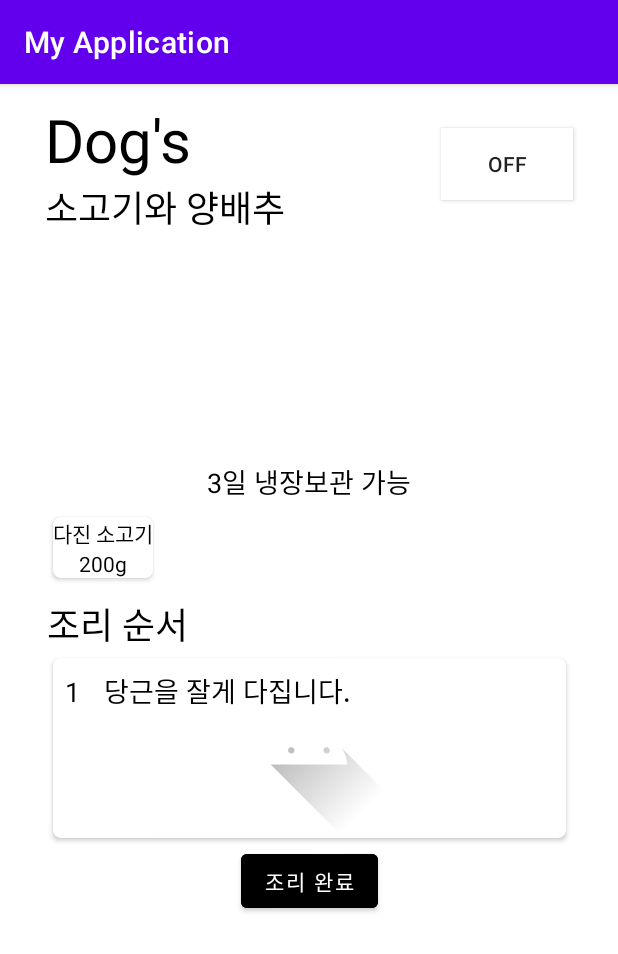
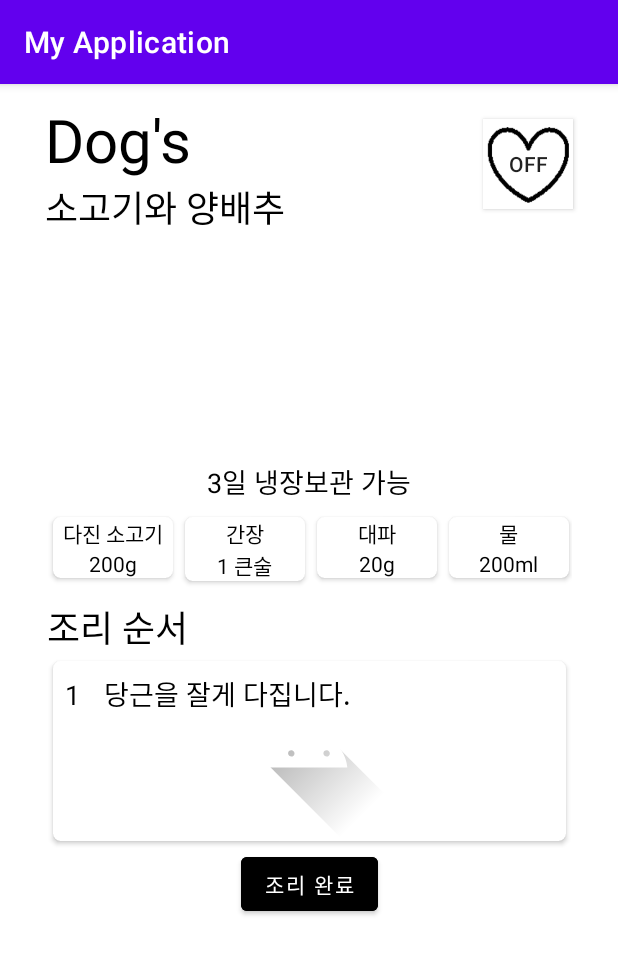
Before and after one commit to Learn-the-World-ewha/Cookforpet, an Android app: the DogsRecipeActivity screen opened directly, with no data from a screen before it, on a phone screen of 412 x 824 dp. Shown: the top 954 px of the screen. Run offline under Robolectric (Android 15) with nearby library versions, the phone set to English and light mode, and no system bars.

Commit message:
8th commit

```diff
--- a/app/build.gradle
+++ b/app/build.gradle
@@ -43,5 +43,8 @@ dependencies {
     androidTestImplementation 'androidx.test.ext:junit:1.1.3'
     androidTestImplementation 'androidx.test.espresso:espresso-core:3.4.0'
 
+    implementation 'com.github.bumptech.glide:glide:4.12.0'
+    annotationProcessor 'com.github.bumptech.glide:compiler:4.12.0'
+
     api 'com.readystatesoftware.sqliteasset:sqliteassethelper:+'
 }
--- a/app/src/main/java/com/example/myapplication/DogsRecipeActivity.java
+++ b/app/src/main/java/com/example/myapplication/DogsRecipeActivity.java
@@ -1,11 +1,14 @@
 package com.example.myapplication;
 
 import androidx.appcompat.app.AppCompatActivity;
+import androidx.recyclerview.widget.LinearLayoutManager;
+import androidx.recyclerview.widget.RecyclerView;
 
 import android.database.Cursor;
 import android.database.sqlite.SQLiteDatabase;
 import android.os.Bundle;
 import android.view.View;
+import android.widget.LinearLayout;
 import android.widget.Toast;
 
 public class DogsRecipeActivity extends AppCompatActivity {
@@ -15,9 +18,21 @@ public class DogsRecipeActivity extends AppCompatActivity {
         super.onCreate(savedInstanceState);
         setContentView(R.layout.activity_dogs_recipe);
 
-        MatList matlist = findViewById(R.id.matlist);
-        matlist.setTxt_mat("다진 소고기");
-        matlist.setTxt_unit("200g");
+        RecyclerView recyclerView = findViewById(R.id.recycler_mat);
+        LinearLayoutManager layoutManager =
+                new LinearLayoutManager(this, LinearLayoutManager.HORIZONTAL, false);
+        recyclerView.setLayoutManager(layoutManager);
+        MaterialItemAdapter adapter = new MaterialItemAdapter();
+        adapter.addItem(new MaterialItem("다진 소고기", "200g"));
+        adapter.addItem(new MaterialItem("간장", "1 큰술"));
+        adapter.addItem(new MaterialItem("대파", "20g"));
+        adapter.addItem(new MaterialItem("물", "200ml"));
+        recyclerView.setAdapter(adapter);
+
+
+//        MatList matlist = findViewById(R.id.matlist);
+//        matlist.setTxt_mat("다진 소고기");
+//        matlist.setTxt_unit("200g");
 
         StepList steplist = findViewById(R.id.steplist);
         steplist.setImg_step(R.drawable.ic_launcher_foreground);
--- /dev/null
+++ b/app/src/main/java/com/example/myapplication/MaterialItem.java
@@ -0,0 +1,27 @@
+package com.example.myapplication;
+
+public class MaterialItem {
+    String mat_name;
+    String mat_qtt;
+
+    public MaterialItem(String mat_name, String mat_qtt) {
+        this.mat_name = mat_name;
+        this.mat_qtt = mat_qtt;
+    }
+
+    public String getMat_name() {
+        return mat_name;
+    }
+
+    public void setMat_name(String mat_name) {
+        this.mat_name = mat_name;
+    }
+
+    public String getMat_qtt() {
+        return mat_qtt;
+    }
+
+    public void setMat_qtt(String mat_qtt) {
+        this.mat_qtt = mat_qtt;
+    }
+}
--- /dev/null
+++ b/app/src/main/java/com/example/myapplication/MaterialItemAdapter.java
@@ -0,0 +1,66 @@
+package com.example.myapplication;
+
+import android.view.LayoutInflater;
+import android.view.View;
+import android.view.ViewGroup;
+import android.widget.TextView;
+
+import androidx.annotation.NonNull;
+import androidx.recyclerview.widget.RecyclerView;
+
+import java.util.ArrayList;
+
+public class MaterialItemAdapter extends RecyclerView.Adapter<MaterialItemAdapter.ViewHolder>{
+    ArrayList<MaterialItem> items = new ArrayList<MaterialItem>();
+
+    static class ViewHolder extends RecyclerView.ViewHolder{
+        TextView mat_name;
+        TextView mat_qtt;
+
+        public ViewHolder(View itemView){
+            super(itemView);
+
+            mat_name = itemView.findViewById(R.id.txt_mat);
+            mat_qtt = itemView.findViewById(R.id.txt_unit);
+        }
+
+        public void setItem(MaterialItem item){
+            mat_name.setText(item.getMat_name());
+            mat_qtt.setText(item.getMat_qtt());
+        }
+    }
+
+    @NonNull
+    @Override
+    public ViewHolder onCreateViewHolder(@NonNull ViewGroup parent, int viewType) {
+        LayoutInflater inflater = LayoutInflater.from(parent.getContext());
+        View itemView = inflater.inflate(R.layout.mat_list, parent, false);
+
+        return new ViewHolder(itemView);
+    }
+
+    @Override
+    public void onBindViewHolder(@NonNull ViewHolder holder, int position) {
+        MaterialItem item = items.get(position);
+        holder.setItem(item);
+    }
+
+    @Override
+    public int getItemCount() {
+        return items.size();
+    }
+
+    public void addItem(MaterialItem item){
+        items.add(item);
+    }
+    public void setItems(ArrayList<MaterialItem> items){
+        this.items = items;
+    }
+    public MaterialItem getItem(int position){
+        return items.get(position);
+    }
+    public void setITem(int position, MaterialItem item){
+        items.set(position, item);
+    }
+
+}
--- a/app/src/main/res/layout/activity_dogs_recipe.xml
+++ b/app/src/main/res/layout/activity_dogs_recipe.xml
@@ -82,12 +82,18 @@
                 android:layout_width="wrap_content"
                 android:layout_height="wrap_content"
                 android:orientation="horizontal">
-                <com.example.myapplication.MatList
+                <androidx.recyclerview.widget.RecyclerView
                     android:layout_width="match_parent"
-                    android:layout_height="wrap_content"
-                    android:id="@+id/matlist">
+                    android:layout_height="match_parent"
+                    android:id="@+id/recycler_mat">
 
-                </com.example.myapplication.MatList>
+                </androidx.recyclerview.widget.RecyclerView>
+<!--                <com.example.myapplication.MatList-->
+<!--                    android:layout_width="match_parent"-->
+<!--                    android:layout_height="wrap_content"-->
+<!--                    android:id="@+id/matlist">-->
+
+<!--                </com.example.myapplication.MatList>-->
             </LinearLayout>
             <TextView
                 android:layout_width="wrap_content"
@@ -123,10 +129,10 @@
 
     <ToggleButton
         android:id="@+id/tog_like"
-        android:layout_width="wrap_content"
-        android:layout_height="wrap_content"
+        android:layout_width="60dp"
+        android:layout_height="60dp"
         android:text="Like"
-        android:background="#FFFFFF"
+        android:background="@drawable/empty_heart"
         app:layout_constraintBottom_toTopOf="@+id/guidelineMid1"
         app:layout_constraintEnd_toStartOf="@+id/guidelineEnd"
         app:layout_constraintTop_toTopOf="@+id/guidelineTop" />
--- a/app/src/main/res/layout/mat_list.xml
+++ b/app/src/main/res/layout/mat_list.xml
@@ -2,17 +2,17 @@
 <LinearLayout xmlns:android="http://schemas.android.com/apk/res/android"
     xmlns:app="http://schemas.android.com/apk/res-auto"
     xmlns:tools="http://schemas.android.com/tools"
-    android:layout_width="match_parent"
+    android:layout_width="wrap_content"
     android:layout_height="wrap_content">
 
         <androidx.cardview.widget.CardView
-            android:layout_width="match_parent"
+            android:layout_width="wrap_content"
             android:layout_height="wrap_content"
             app:cardBackgroundColor="#FFFFFF"
             app:cardCornerRadius="5dp"
             app:cardUseCompatPadding="true">
             <LinearLayout
-                android:layout_width="wrap_content"
+                android:layout_width="80dp"
                 android:layout_height="wrap_content"
                 android:orientation="vertical">
 
--- a/app/src/main/res/layout/test.xml
+++ b/app/src/main/res/layout/test.xml
@@ -148,8 +148,9 @@
         android:layout_width="50dp"
         android:layout_height="50dp"
         android:text="Like"
-        android:background="@drawable/heart_full"
+        android:background="@drawable/empty_heart"
         app:layout_constraintBottom_toTopOf="@+id/guidelineMid1"
         app:layout_constraintEnd_toStartOf="@+id/guidelineEnd"
         app:layout_constraintTop_toTopOf="@+id/guidelineTop" />
+
 </androidx.constraintlayout.widget.ConstraintLayout>
```
Also changed, not shown: app/src/main/java/com/example/myapplication/DogSearchResultActivity.java (+34 -12 lines), app/src/main/java/com/example/myapplication/DogsMainActivity.java (+25 -4 lines), app/src/main/java/com/example/myapplication/OnRecipeItemClickListener.java (added, +7 -0 lines), app/src/main/java/com/example/myapplication/Recipe.java (deleted, +0 -21 lines), app/src/main/java/com/example/myapplication/RecipeItem.java (added, +39 -0 lines), app/src/main/java/com/example/myapplication/RecipeItemAdapter.java (added, +95 -0 lines), app/src/main/res/layout/activity_dog_search_result.xml (+10 -4 lines), app/src/main/res/layout/activity_dogs_main.xml (+10 -4 lines), app/src/main/res/drawable/empty_heart.png (added), app/src/main/res/drawable/full_heart.png (added), app/src/main/res/drawable/heart_empty.png (deleted), app/src/main/res/drawable/heart_full.png (deleted).
